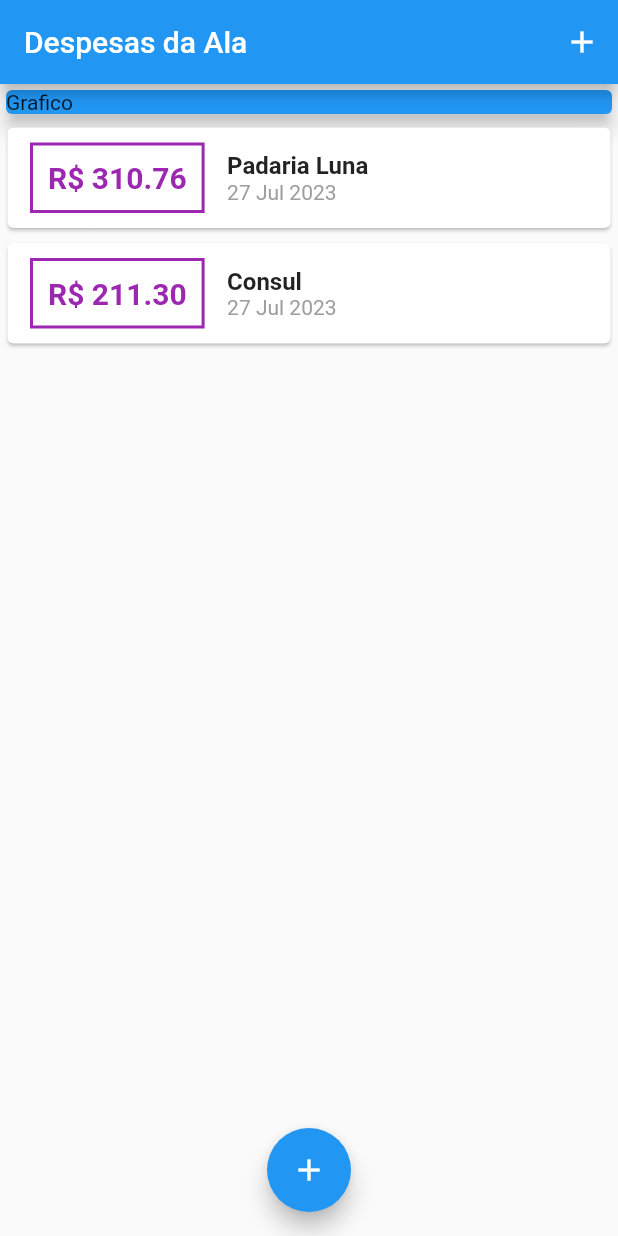
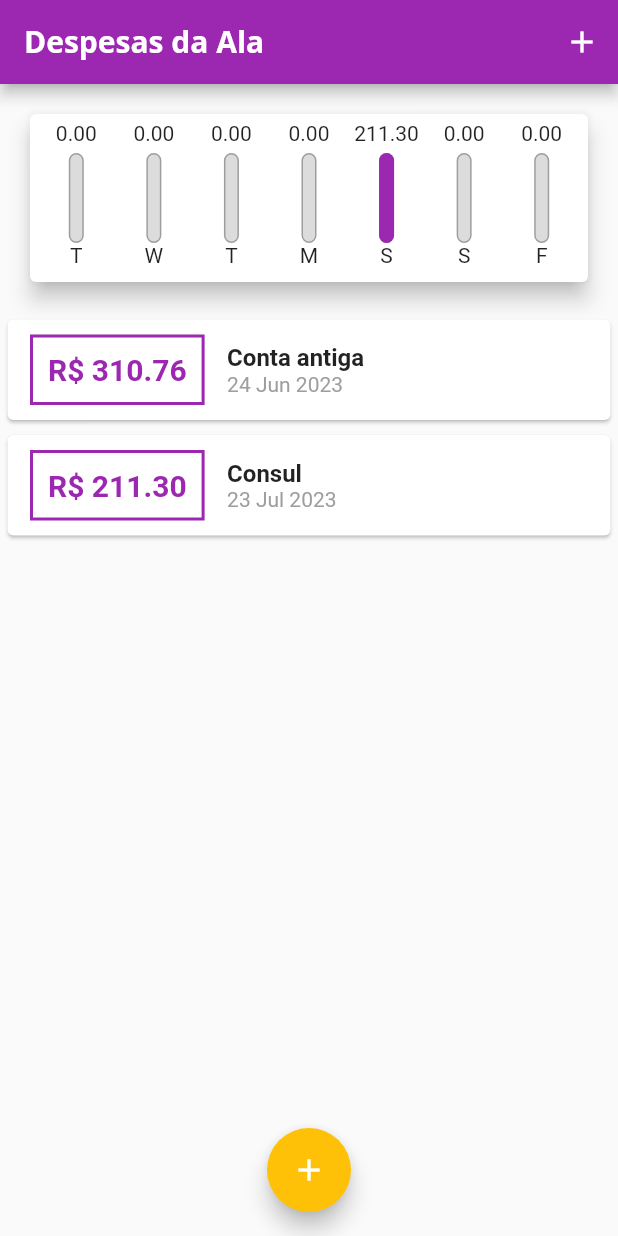
Before and after one commit to nickksoares/expensesApp, a Flutter app: the screen it shows after launch, on a phone screen of 412 x 824 dp. Run offline on Flutter 3.47's test engine with Material 2 defaults, Android fonts, the phone set to English and light mode, and no system bars.

Commit message:
Added assets, fonts, changed graph
Added needed assets, changed the graph (finally!!), needed much correction on some code syntax. $divide-by-zero$ on chart.dart $need-fix$

```diff
--- /dev/null
+++ b/lib/components/chart.dart
@@ -0,0 +1,65 @@
+import 'package:expenses/components/chart_bar.dart';
+import 'package:expenses/models/transaction.dart';
+import 'package:flutter/material.dart';
+import 'package:intl/intl.dart';
+
+class Chart extends StatelessWidget {
+  const Chart({super.key, required this.recentTranscation});
+
+  final List<Transaction> recentTranscation;
+
+  List<Map<String, Object>> get groupedTransactions{
+    return List.generate(7, (index){
+      final weekDay = DateTime.now().subtract(
+        Duration(
+          days: index
+        )
+      );
+
+      double totalSum = 0.00;
+      for(var i = 0; i<recentTranscation.length; i++){
+        bool sameDay = recentTranscation[i].date.day == weekDay.day;
+        bool sameMonth = recentTranscation[i].date.month == weekDay.month;
+        bool sameYear = recentTranscation[i].date.year == weekDay.year;
+
+        if(sameYear && sameDay && sameMonth){
+          totalSum += recentTranscation[i].value;
+        }
+
+      }
+      return {
+        'day': DateFormat.E().format(weekDay)[0],
+        'value': totalSum,};
+    });
+  }
+
+  double get _weekTotalValue{
+    return groupedTransactions.fold(0.00, (sum, tr) {
+      return sum+(tr['value'] as double);
+    });
+  }
+
+  @override
+  Widget build(BuildContext context) {
+    return  Card(
+      elevation: 6,
+      margin: const EdgeInsets.all(20),
+      child: Padding(
+        padding: const EdgeInsets.all(5),
+        child: Row(
+          mainAxisAlignment: MainAxisAlignment.spaceAround,
+          children: groupedTransactions.map((tr){
+            return Flexible(
+              fit: FlexFit.tight,
+              child: ChartBar(
+                label: tr['day'] as String,
+                value: tr['value'] as double,
+                percentage: (tr['value'] as double) / _weekTotalValue,
+                ),
+            );
+          }).toList(),
+        ),
+      ),
+    );
+  }
+}
--- /dev/null
+++ b/lib/components/chart_bar.dart
@@ -0,0 +1,65 @@
+
+
+import 'package:flutter/material.dart';
+
+class ChartBar extends StatelessWidget {
+  const ChartBar({
+    super.key,
+    required this.label,
+    required this.value,
+    required this.percentage
+    });
+
+  // recebe valor de transaction_list.dar
+  // executa a media desses valores
+  final String label;
+  final double value;
+  final double percentage;
+
+
+
+  @override
+  Widget build(BuildContext context) {
+    return  Column(
+      children: <Widget>[
+        FittedBox
+        (
+          child: Text(
+            '${value.toStringAsFixed(2)}'
+          )
+        ),
+        const SizedBox(height: 5,),
+        Container(
+          height: 60,
+          width: 10,
+          child: Stack(
+            alignment: AlignmentDirectional.bottomCenter,
+            children: <Widget>[
+              Container(
+                decoration: BoxDecoration(
+                  border: Border.all(
+                    color: Colors.grey,
+                    width: 1.0,
+                  ),
+                  color: const Color.fromRGBO(220, 220, 220, 1),
+                  borderRadius: BorderRadius.circular(5),
+                ),
+              ),
+              FractionallySizedBox(
+                heightFactor: percentage,
+                child: Container(
+                  decoration: BoxDecoration(
+                    color: Theme.of(context).colorScheme.primary,
+                    borderRadius: BorderRadius.circular(5),
+                  ),
+                ),
+              )
+            ],
+          ),
+        ),
+        Text(label),
+        const SizedBox(height: 5,),
+      ],
+    );
+  }
+}
--- a/lib/components/transaction_list.dart
+++ b/lib/components/transaction_list.dart
@@ -11,7 +11,23 @@ class TransactionList extends StatelessWidget {
   Widget build(BuildContext context) {
     return SizedBox(
       height: 300,
-      child: ListView.builder(
+      child: transactions.isEmpty ?  //Operation to check if transactions list is empty
+      Column(
+        children: <Widget>[
+          Text(
+            'Nenhuma transação cadastrada!',
+            style: Theme.of(context).textTheme.titleLarge,
+          ),
+          const SizedBox(height: 20,),
+          SizedBox(
+            height: 200,
+            child: Image.asset(
+              'assets/images/waiting.png',
+              fit: BoxFit.cover,
+            ),
+          )
+        ],
+      ): ListView.builder(
         itemCount: transactions.length,
         itemBuilder: (builderContext, index) {
           final tr = transactions[index];
@@ -26,16 +42,16 @@ class TransactionList extends StatelessWidget {
                       const EdgeInsets.symmetric(horizontal: 15, vertical: 10),
                   decoration: BoxDecoration(
                       border: Border.all(
-                    color: Colors.purple,
+                    color: Theme.of(context).colorScheme.primary,
                     width: 2,
                   )),
                   padding: const EdgeInsets.all(10),
                   child: Text(
                     'R\$ ${tr.value.toStringAsFixed(2)}',
-                    style: const TextStyle(
+                    style:  TextStyle(
                         fontWeight: FontWeight.bold,
                         fontSize: 20,
-                        color: Colors.purple),
+                        color: Theme.of(context).colorScheme.primary),
                   ),
                 ),
                 //Title and Date
--- a/lib/main.dart
+++ b/lib/main.dart
@@ -1,17 +1,50 @@
+import 'package:expenses/components/chart.dart';
 import 'package:expenses/components/transaction_form.dart';
 import 'package:flutter/material.dart';
 import 'dart:math';
 import 'package:expenses/components/transaction_list.dart';
 import '/models/transaction.dart';
 
-void main() => runApp(ExpensesApp());
+void main() => runApp(const ExpensesApp());
 
 class ExpensesApp extends StatelessWidget {
   const ExpensesApp({super.key});
 
   @override
   Widget build(BuildContext context) {
-    return const MaterialApp(home: MyHomePage());
+    final ThemeData tema = ThemeData();
+    return  MaterialApp(
+
+      //Tema do App
+      theme: tema.copyWith(
+        colorScheme: tema.colorScheme.copyWith(
+          primary: Colors.purple,
+          secondary: Colors.amber,
+
+        ),
+        textTheme: tema.textTheme.copyWith(
+          titleLarge: const TextStyle(
+            fontFamily: 'OpenSans',
+            fontSize: 18,
+            fontWeight: FontWeight.bold,
+            color: Colors.black,
+          ),
+        ),
+        appBarTheme: const AppBarTheme(
+          titleTextStyle: TextStyle(
+            fontFamily: 'OpenSans',
+            fontSize: 20,
+            fontWeight: FontWeight.bold,
+          )
+        ),
+        // primaryColor: Colors.purple,
+      ),
+      //////////////////////////////////////////
+      home: const MyHomePage(
+
+      ),
+    );
+
   }
 }
 
@@ -24,21 +57,29 @@ class MyHomePage extends StatefulWidget {
 
 class _MyHomePageState extends State<MyHomePage> {
 
-  final _transactions = [
+  final _transactions = <Transaction>[
     Transaction(
-      id: 't1',
-      title: 'Padaria Luna',
+      id: 't0',
+      title: 'Conta antiga',
       value: 310.76,
-      date: DateTime.now(),
+      date: DateTime.now().subtract(const Duration(days: 33)),
     ),
     Transaction(
       id: 't2',
       title: 'Consul',
       value: 211.30,
-      date: DateTime.now(),
+      date: DateTime.now().subtract(const Duration(days: 4)),
     )
   ];
-
+    List<Transaction> get _recentTransactions{
+      return _transactions.where((tr) {
+        return tr.date.isAfter(
+          DateTime.now().subtract(
+            const Duration(days: 7)
+          )
+        );
+      }).toList();
+    }
     _addTransaction(String title, double value){
     final newTransaction = Transaction(
       id: Random().nextDouble().toString(),
@@ -50,7 +91,7 @@ class _MyHomePageState extends State<MyHomePage> {
       setState(() {
         _transactions.add(newTransaction);
       });
-
+      Navigator.of(context).pop();
     }
 
   _openTransactionFormModal(BuildContext context){
@@ -68,7 +109,9 @@ class _MyHomePageState extends State<MyHomePage> {
   Widget build(BuildContext context) {
     return Scaffold(
         appBar: AppBar(
-          title: const Text('Despesas da Ala'),
+          title: const Text(
+            'Despesas da Ala',
+          ),
           actions: [
             IconButton(
               onPressed: ()=>_openTransactionFormModal(context),
@@ -78,14 +121,15 @@ class _MyHomePageState extends State<MyHomePage> {
         ),
         body: ListView(
           children:  <Widget>[
-            const SizedBox(
-              width: double.infinity,
-              child: Card(
-                color: Colors.blue,
-                elevation: 5,
-                child: Text('Grafico'),
-              ),
-            ),
+            // const SizedBox(
+            //   width: double.infinity,
+            //   child: Card(
+            //     color: Colors.blue,
+            //     elevation: 5,
+            //     child: Text('Grafico'),
+            //   ),
+            // ),
+            Chart(recentTranscation: _recentTransactions),
             TransactionList(transactions: _transactions),
 
           ]
```
Also changed, not shown: pubspec.yaml (+14 -14 lines), assets/fonts/OpenSans-Bold.ttf (added), assets/fonts/OpenSans-Regular.ttf (added), assets/fonts/Quicksand-Bold.ttf (added), assets/fonts/Quicksand-Medium.ttf (added), assets/fonts/Quicksand-Regular.ttf (added), assets/images/waiting.png (added).
